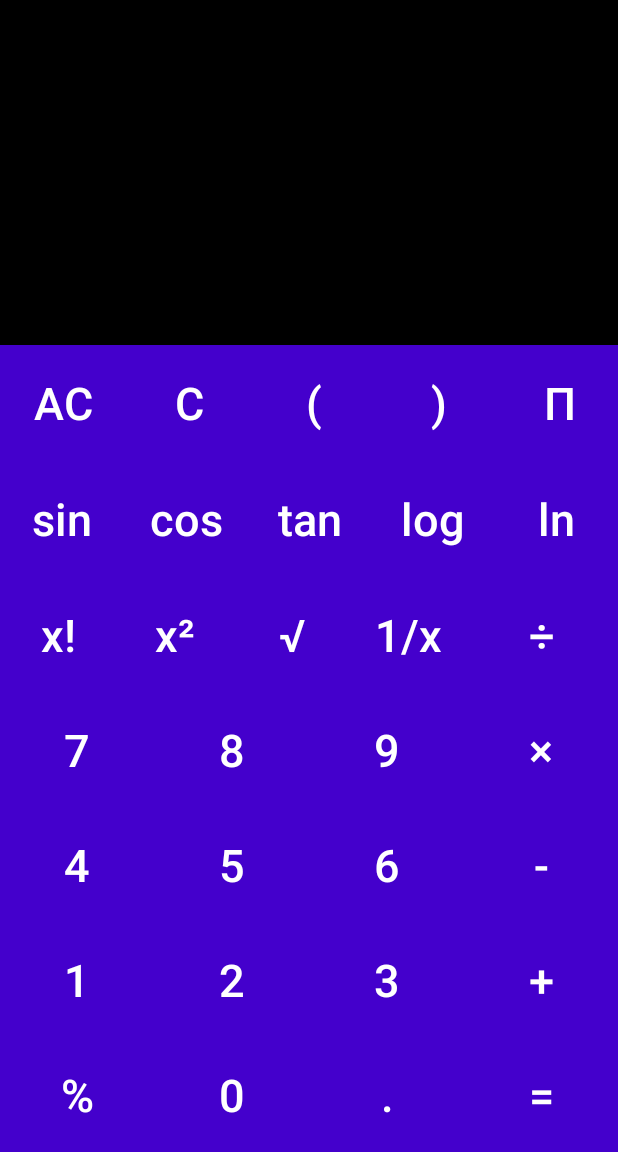
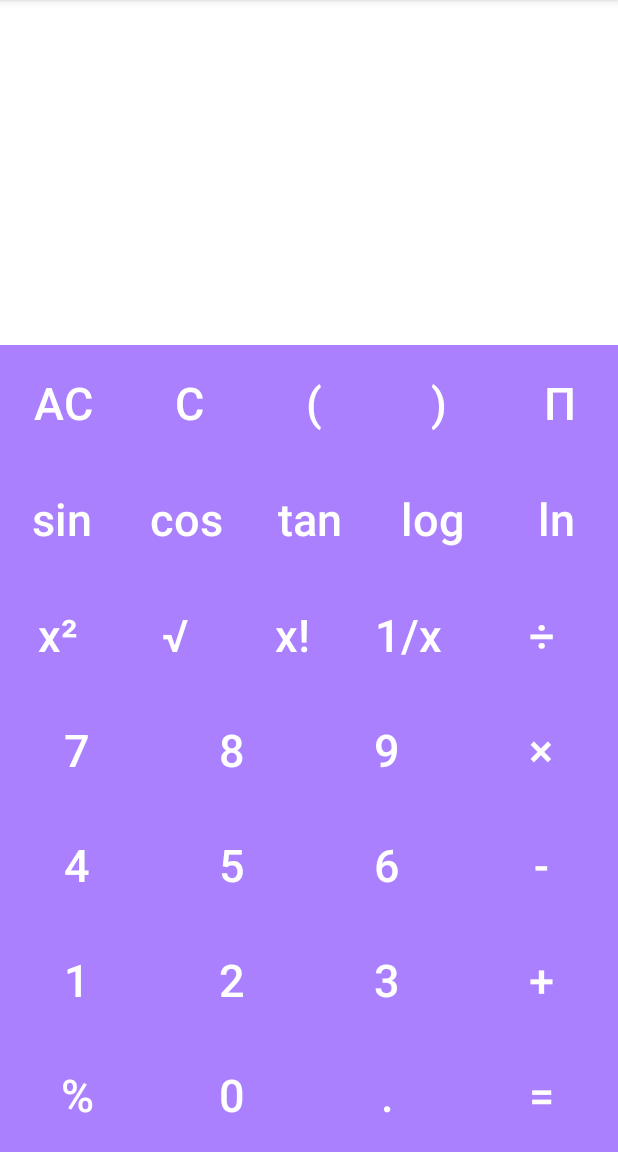
Before and after one commit to souravghoshdeveloper/Scientific-calculator, an Android app: the screen it shows after launch (MainActivity), on a phone screen of 412 x 824 dp, the part 84-1236 px from its top. Run offline under Robolectric (Android 15) with nearby library versions, the phone set to English and light mode, and no system bars.

Commit message:
Initial commit

```diff
--- a/app/src/main/res/layout/activity_main.xml
+++ b/app/src/main/res/layout/activity_main.xml
@@ -11,30 +11,32 @@
         android:id="@+id/tvsec"
         android:layout_width="match_parent"
         android:layout_height="0dp"
-        android:background="#000"
+        android:background="#fff"
         android:text=""
-        android:textColor="#f6f6f6"
+        android:textColor="#000"
         android:textSize="30sp"
         android:textAlignment="viewEnd"
         android:padding="10dp"
         android:gravity="bottom"
         android:maxLines="1"
-        android:layout_weight="1">
+        android:layout_weight="1"
+        tools:ignore="RtlCompat">
 
     </TextView>
     <TextView
         android:id="@+id/tvmain"
         android:layout_width="match_parent"
         android:layout_height="0dp"
-        android:background="#000"
+        android:background="#fff"
         android:text=""
-        android:textColor="#fff"
+        android:textColor="#000"
         android:textSize="50sp"
         android:textAlignment="viewEnd"
         android:padding="10dp"
         android:gravity="bottom"
         android:maxLines="1"
-        android:layout_weight="2">
+        android:layout_weight="2"
+        tools:ignore="RtlCompat">
 
     </TextView>
     <LinearLayout
@@ -61,7 +63,7 @@
                         android:id="@+id/buttonac"
                         android:text="AC"
                         android:textSize="30sp"
-                        android:background="#4400cc"
+                        android:background="#aa80ff"
                         android:textColor="#fff"
                         android:layout_weight="1"
                         android:layout_width="match_parent"
@@ -72,7 +74,7 @@
                         android:id="@+id/buttonc"
                         android:text="C"
                         android:textSize="30sp"
-                        android:background="#4400cc"
+                        android:background="#aa80ff"
                         android:textColor="#fff"
                         android:layout_weight="1"
                         android:layout_width="match_parent"
@@ -83,7 +85,7 @@
                         android:id="@+id/buttonb1"
                         android:text="("
                         android:textSize="30sp"
-                        android:background="#4400cc"
+                        android:background="#aa80ff"
                         android:textColor="#fff"
                         android:layout_weight="1"
                         android:layout_width="match_parent"
@@ -94,7 +96,7 @@
                         android:id="@+id/buttonb2"
                         android:text=")"
                         android:textSize="30sp"
-                        android:background="#4400cc"
+                        android:background="#aa80ff"
                         android:textColor="#fff"
                         android:layout_weight="1"
                         android:layout_width="match_parent"
@@ -107,7 +109,7 @@
                         android:layout_width="77dp"
                         android:layout_height="match_parent"
                         android:layout_weight="1"
-                        android:background="#4400cc"
+                        android:background="#aa80ff"
                         android:text="π"
                         android:textColor="#fff"
                         android:textSize="30sp">
@@ -131,7 +133,7 @@
                         android:text="sin"
                         android:textAllCaps="false"
                         android:textSize="30sp"
-                        android:background="#4400cc"
+                        android:background="#aa80ff"
                         android:textColor="#fff"
                         android:layout_weight="1"
                         android:layout_width="match_parent"
@@ -143,7 +145,7 @@
                         android:text="cos"
                         android:textAllCaps="false"
                         android:textSize="30sp"
-                        android:background="#4400cc"
+                        android:background="#aa80ff"
                         android:textColor="#fff"
                         android:layout_weight="1"
                         android:layout_width="match_parent"
@@ -155,7 +157,7 @@
                         android:text="tan"
                         android:textAllCaps="false"
                         android:textSize="30sp"
-                        android:background="#4400cc"
+                        android:background="#aa80ff"
                         android:textColor="#fff"
                         android:layout_weight="1"
                         android:layout_width="match_parent"
@@ -167,7 +169,7 @@
                         android:text="log"
                         android:textAllCaps="false"
                         android:textSize="30sp"
-                        android:background="#4400cc"
+                        android:background="#aa80ff"
                         android:textColor="#fff"
                         android:layout_weight="1"
                         android:layout_width="match_parent"
@@ -179,7 +181,7 @@
                         android:text="ln"
                         android:textAllCaps="false"
                         android:textSize="30sp"
-                        android:background="#4400cc"
+                        android:background="#aa80ff"
                         android:textColor="#fff"
                         android:layout_weight="1"
                         android:layout_width="match_parent"
@@ -199,23 +201,11 @@
                     android:layout_width="match_parent"
                     android:layout_height="match_parent">
                     <Button
-                        android:id="@+id/buttonfact"
-                        android:text="x!"
-                        android:textAllCaps="false"
-                        android:textSize="30sp"
-                        android:background="#4400cc"
-                        android:textColor="#fff"
-                        android:layout_weight="1"
-                        android:layout_width="match_parent"
-                        android:layout_height="match_parent">
-
-                    </Button>
-                    <Button
                         android:id="@+id/buttonsquare"
                         android:text="x²"
                         android:textAllCaps="false"
                         android:textSize="30sp"
-                        android:background="#4400cc"
+                        android:background="#aa80ff"
                         android:textColor="#fff"
                         android:layout_weight="1"
                         android:layout_width="match_parent"
@@ -227,7 +217,19 @@
                         android:text="√"
                         android:textAllCaps="false"
                         android:textSize="30sp"
-                        android:background="#4400cc"
+                        android:background="#aa80ff"
+                        android:textColor="#fff"
+                        android:layout_weight="1"
+                        android:layout_width="match_parent"
+                        android:layout_height="match_parent">
+
+                    </Button>
+                    <Button
+                        android:id="@+id/buttonfact"
+                        android:text="x!"
+                        android:textAllCaps="false"
+                        android:textSize="30sp"
+                        android:background="#aa80ff"
                         android:textColor="#fff"
                         android:layout_weight="1"
                         android:layout_width="match_parent"
@@ -239,7 +241,7 @@
                         android:text="1/x"
                         android:textAllCaps="false"
                         android:textSize="30sp"
-                        android:background="#4400cc"
+                        android:background="#aa80ff"
                         android:textColor="#fff"
                         android:layout_weight="1"
                         android:layout_width="match_parent"
@@ -252,7 +254,7 @@
                         android:layout_width="436dp"
                         android:layout_height="match_parent"
                         android:layout_weight="1"
-                        android:background="#4400cc"
+                        android:background="#aa80ff"
                         android:text="÷"
                         android:textColor="#fff"
                         android:textSize="30sp">
@@ -274,7 +276,7 @@
                         android:id="@+id/button7"
                         android:text="7"
                         android:textSize="30sp"
-                        android:background="#4400cc"
+                        android:background="#aa80ff"
                         android:textColor="#fff"
                         android:layout_weight="1"
                         android:layout_width="match_parent"
@@ -285,7 +287,7 @@
                         android:id="@+id/button8"
                         android:text="8"
                         android:textSize="30sp"
-                        android:background="#4400cc"
+                        android:background="#aa80ff"
                         android:textColor="#fff"
                         android:layout_weight="1"
                         android:layout_width="match_parent"
@@ -296,7 +298,7 @@
                         android:id="@+id/button9"
                         android:text="9"
                         android:textSize="30sp"
-                        android:background="#4400cc"
+                        android:background="#aa80ff"
                         android:textColor="#fff"
                         android:layout_weight="1"
                         android:layout_width="match_parent"
@@ -307,7 +309,7 @@
                         android:id="@+id/buttonmul"
                         android:text="×"
                         android:textSize="30sp"
-                        android:background="#4400cc"
+                        android:background="#aa80ff"
                         android:textColor="#fff"
                         android:layout_weight="1"
                         android:layout_width="match_parent"
@@ -330,7 +332,7 @@
                         android:id="@+id/button4"
                         android:text="4"
                         android:textSize="30sp"
-                        android:background="#4400cc"
+                        android:background="#aa80ff"
                         android:textColor="#fff"
                         android:layout_weight="1"
                         android:layout_width="match_parent"
@@ -341,7 +343,7 @@
                         android:id="@+id/button5"
                         android:text="5"
                         android:textSize="30sp"
-                        android:background="#4400cc"
+                        android:background="#aa80ff"
                         android:textColor="#fff"
                         android:layout_weight="1"
                         android:layout_width="match_parent"
@@ -352,7 +354,7 @@
                         android:id="@+id/button6"
                         android:text="6"
                         android:textSize="30sp"
-                        android:background="#4400cc"
+                        android:background="#aa80ff"
                         android:textColor="#fff"
                         android:layout_weight="1"
                         android:layout_width="match_parent"
@@ -363,7 +365,7 @@
                         android:id="@+id/buttonmin"
                         android:text="-"
                         android:textSize="30sp"
-                        android:background="#4400cc"
+                        android:background="#aa80ff"
                         android:textColor="#fff"
                         android:layout_weight="1"
                         android:layout_width="match_parent"
@@ -386,7 +388,7 @@
                         android:id="@+id/button1"
                         android:text="1"
                         android:textSize="30sp"
-                        android:background="#4400cc"
+                        android:background="#aa80ff"
                         android:textColor="#fff"
                         android:layout_weight="1"
                         android:layout_width="match_parent"
@@ -397,7 +399,7 @@
                         android:id="@+id/button2"
                         android:text="2"
                         android:textSize="30sp"
-                        android:background="#4400cc"
+                        android:background="#aa80ff"
                         android:textColor="#fff"
                         android:layout_weight="1"
                         android:layout_width="match_parent"
@@ -408,7 +410,7 @@
                         android:id="@+id/button3"
                         android:text="3"
                         android:textSize="30sp"
-                        android:background="#4400cc"
+                        android:background="#aa80ff"
                         android:textColor="#fff"
                         android:layout_weight="1"
                         android:layout_width="match_parent"
@@ -419,7 +421,7 @@
                         android:id="@+id/buttonplus"
                         android:text="+"
                         android:textSize="30sp"
-                        android:background="#4400cc"
+                        android:background="#aa80ff"
                         android:textColor="#fff"
                         android:layout_weight="1"
                         android:layout_width="match_parent"
@@ -442,7 +444,7 @@
                         android:id="@+id/buttonpercentage"
                         android:text="%"
                         android:textSize="30sp"
-                        android:background="#4400cc"
+                        android:background="#aa80ff"
                         android:textColor="#fff"
                         android:layout_weight="1"
                         android:layout_width="match_parent"
@@ -453,7 +455,7 @@
                         android:id="@+id/button0"
                         android:text="0"
                         android:textSize="30sp"
-                        android:background="#4400cc"
+                        android:background="#aa80ff"
                         android:textColor="#fff"
                         android:layout_weight="1"
                         android:layout_width="match_parent"
@@ -464,7 +466,7 @@
                         android:id="@+id/buttondot"
                         android:text="."
                         android:textSize="30sp"
-                        android:background="#4400cc"
+                        android:background="#aa80ff"
                         android:textColor="#fff"
                         android:layout_weight="1"
                         android:layout_width="match_parent"
@@ -475,7 +477,7 @@
                         android:id="@+id/buttonequal"
                         android:text="="
                         android:textSize="30sp"
-                        android:background="#4400cc"
+                        android:background="#aa80ff"
                         android:textColor="#fff"
                         android:layout_weight="1"
                         android:layout_width="match_parent"
```
